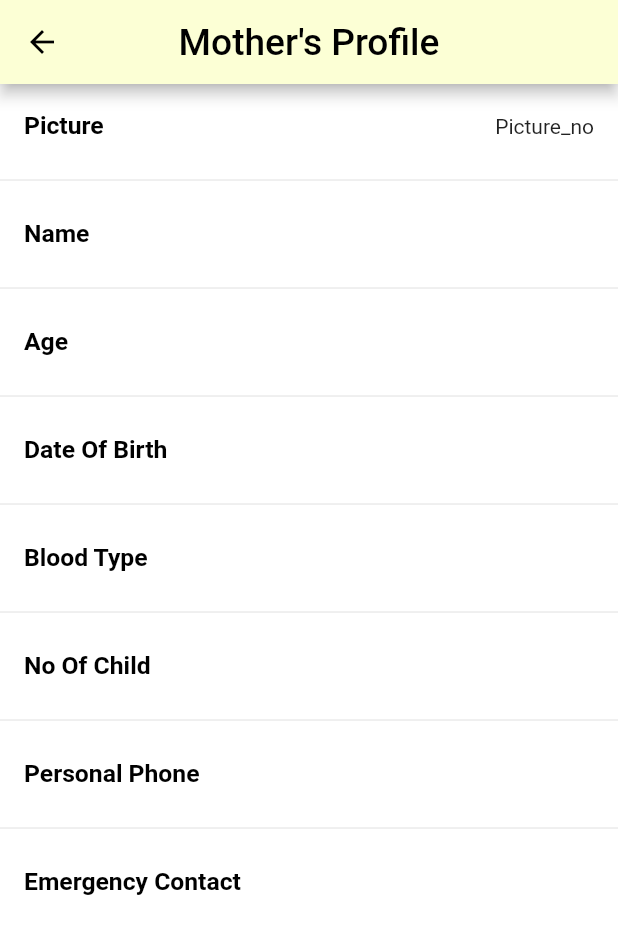
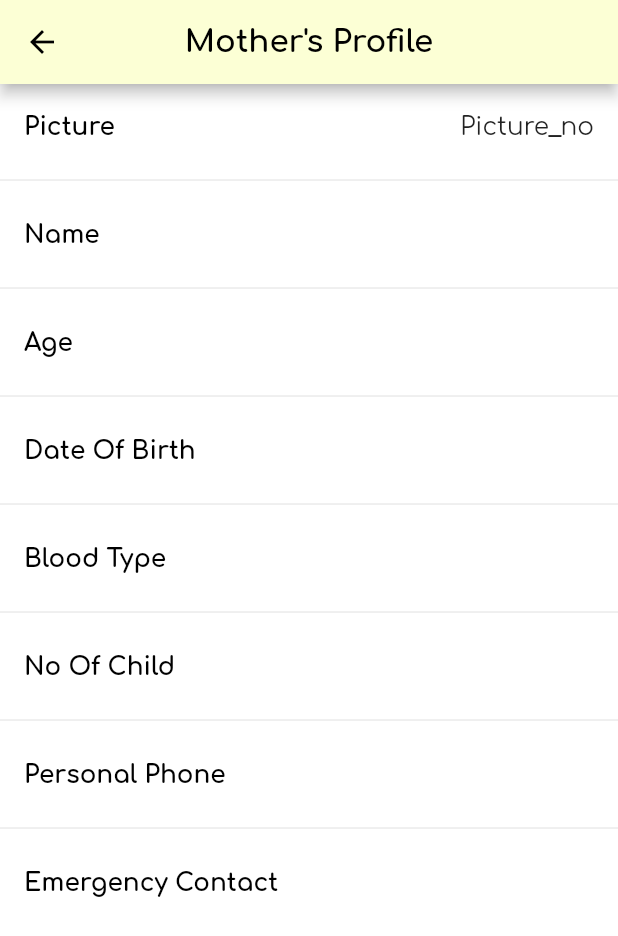
Before and after one commit to laipenghung/Bundle-Of-Joy, a Flutter app: the ProfileTab screen opened directly, after a tap on "Mother's Profile", on a phone screen of 412 x 824 dp. Shown: the top 936 px of the screen. Run offline on Flutter 3.47's test engine with Material 2 defaults, Android fonts, the light colour scheme and no system bars; our stand-ins replace cloud_firestore, firebase_auth, firebase_core, flutter_signin_button, fluttertoast, font_awesome_flutter and 2 more; missing offline and left inert: contact_picker, flare_splash_screen, flutter_facebook_login; accounts and stored records are empty; network calls fail.

Commit message:
Mini Update

```diff
--- a/main/bundle_of_joy/lib/emergencyContact/emergencyContactTab.dart
+++ b/main/bundle_of_joy/lib/emergencyContact/emergencyContactTab.dart
@@ -6,6 +6,9 @@ class EmergencyContactTab extends StatelessWidget {
   Widget build(BuildContext context) {
     return Scaffold(
       appBar: AppBar(
+        iconTheme: IconThemeData(
+          color: Colors.black,
+        ),
         title: Text(
           "Emergency Contact",
           style: TextStyle(
--- a/main/bundle_of_joy/lib/mother-for-baby.dart
+++ b/main/bundle_of_joy/lib/mother-for-baby.dart
@@ -61,6 +61,7 @@ class _MotherForBabyTabState extends State<MotherForBabyTab> {
                   title,
                   style: TextStyle(
                     color: Colors.black,
+                    fontFamily: 'Comfortaa',
                     fontWeight: FontWeight.bold,
                     fontSize: 14.0,
                   ),
--- a/main/bundle_of_joy/lib/mother-to-be.dart
+++ b/main/bundle_of_joy/lib/mother-to-be.dart
@@ -69,6 +69,7 @@ class _MotherToBeTabState extends State<MotherToBeTab> {
                   title,
                   style: TextStyle(
                     color: Colors.black,
+                    fontFamily: 'Comfortaa',
                     fontWeight: FontWeight.bold,
                     fontSize: 14.0,
                   ),
--- a/main/bundle_of_joy/lib/motherProfile.dart
+++ b/main/bundle_of_joy/lib/motherProfile.dart
@@ -34,11 +34,18 @@ class _MotherProfile extends State<MotherProfile>{
             _listItems[index],
             style: TextStyle(
               color: Colors.black,
+              fontFamily: 'Comfortaa',
               fontWeight: FontWeight.bold,
               fontSize: fontSize,
             ),
           ),
-          trailing: Text(_listInfo[index]),
+          trailing: Text(
+              _listInfo[index],
+              style: TextStyle(
+                fontFamily: 'Comfortaa',
+                fontSize: fontSize,
+              ),
+          ),
           onTap: (){
             editBox(index, document, context);
           },
@@ -171,7 +178,7 @@ class _MotherProfile extends State<MotherProfile>{
 
   @override
   Widget build(BuildContext context) {
-    double fontSize = MediaQuery.of(context).size.width * 0.06;
+    double fontSize = MediaQuery.of(context).size.width * 0.05;
     final User user = FirebaseAuth.instance.currentUser;
     DocumentReference users = FirebaseFirestore.instance.collection("mother").doc(user.uid);
 
@@ -183,6 +190,8 @@ class _MotherProfile extends State<MotherProfile>{
         title: Text(
           "Mother's Profile",
           style: TextStyle(
+            fontFamily: 'Comfortaa',
+            fontWeight: FontWeight.bold,
             fontSize: fontSize,
             color: Colors.black,
           ),
--- a/main/bundle_of_joy/lib/profile.dart
+++ b/main/bundle_of_joy/lib/profile.dart
@@ -67,6 +67,7 @@ class _ProfileState extends State<ProfileTab> {
                 title,
                 style: TextStyle(
                   color: Colors.black,
+                  fontFamily: 'Comfortaa',
                   fontWeight: FontWeight.bold,
                   fontSize: fontSize,
                 ),
```
Also changed, not shown: main/bundle_of_joy/pubspec.lock.
